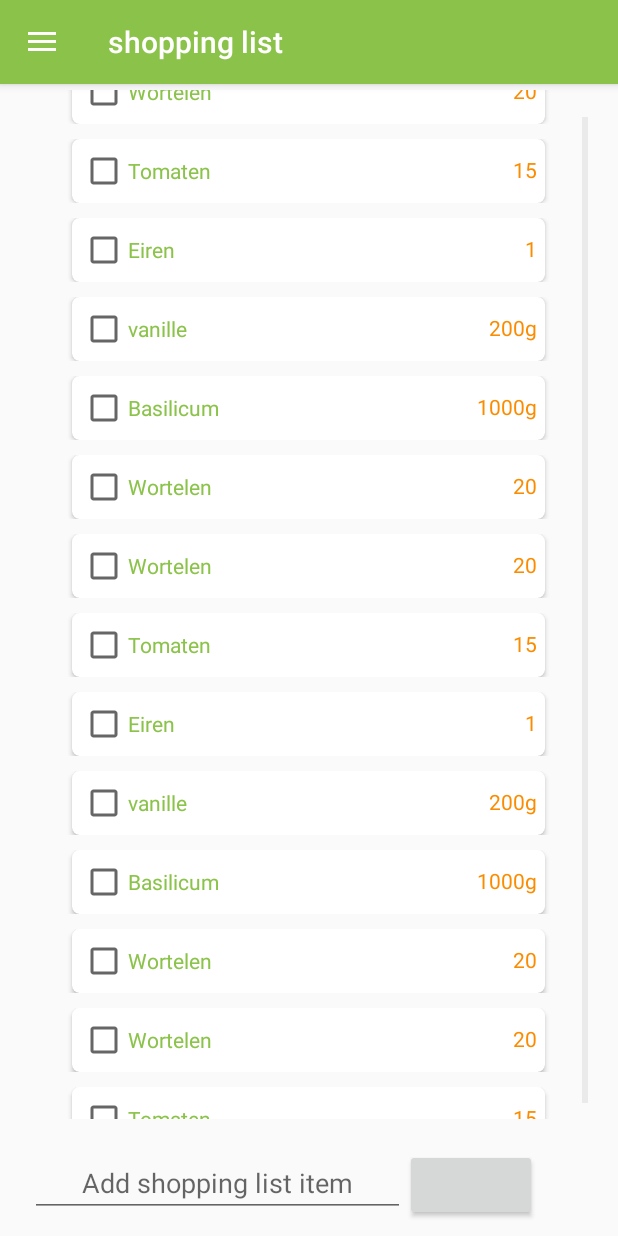
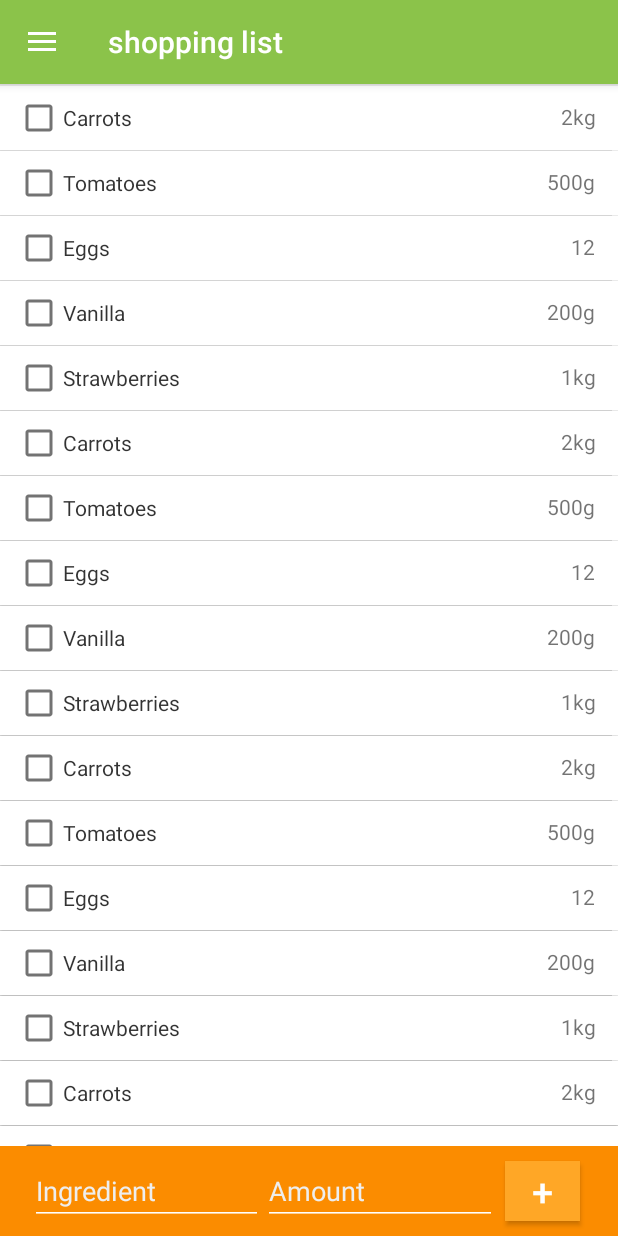
Before and after one commit to YoranRoels/Projecten3_H6, an Android app: the screen it shows after launch (MainActivity), after a tap on "Shopping list", on a phone screen of 412 x 824 dp. Run offline under Robolectric (Android 15) with nearby library versions, the phone set to English and light mode, and no system bars; our stand-ins replace ButterKnife; libraries missing offline, so code that uses them is left out: com.github.brnunes.swipeablerecyclerview; 2 statements that could not run were skipped; 1 other tap on this screen came first.

Commit message:
Design shopping list.

```diff
--- a/Projecten3/EvaAndroid/app/src/main/java/projecten3_h6/evaandroid/Fragments/ShoppinglistFragment.java
+++ b/Projecten3/EvaAndroid/app/src/main/java/projecten3_h6/evaandroid/Fragments/ShoppinglistFragment.java
@@ -25,7 +25,8 @@ import projecten3_h6.evaandroid.R;
 public class ShoppinglistFragment extends Fragment {
 
     @BindView(R.id.shoppingListRecyclerView) RecyclerView mRecyclerView;
-    @BindView(R.id.addShoppingListItemtxt) TextView addShoppingListItemtxt;
+    @BindView(R.id.addShoppingListItemNametxt) TextView addShoppingListItemNametxt;
+    @BindView(R.id.addShoppingListItemAmounttxt) TextView addShoppingListItemAmounttxt;
 
     protected RecyclerView.LayoutManager mLayoutManager;
     ShoppinglistAdapter adapter ;
@@ -92,13 +93,18 @@ public class ShoppinglistFragment extends Fragment {
 
     @OnClick(R.id.addShoppingListItembtn)
     public void addShoppingListItem(){
-        shoppinglist.add(new Ingredient(addShoppingListItemtxt.getText().toString(),"")); //als je het aantal ook apart wil laten tonen hier inserten dan
+        String itemName = addShoppingListItemNametxt.getText().toString();
+        String itemAmount = addShoppingListItemAmounttxt.getText().toString();
+        if(!itemName.trim().equals("")) {
+            shoppinglist.add(new Ingredient(itemName, itemAmount)); //als je het aantal ook apart wil laten tonen hier inserten dan
 
-        // view verversen voor nieuw item te tonen
-        initCard();
+            // view verversen voor nieuw item te tonen
+            initCard();
 
-        Toast.makeText(getActivity(), addShoppingListItemtxt.getText().toString() + " has been added to the list", Toast.LENGTH_LONG).show();
-        addShoppingListItemtxt.setText("");
+            Toast.makeText(getActivity(), itemAmount + " has been added to the list", Toast.LENGTH_LONG).show();
+            addShoppingListItemNametxt.setText("");
+            addShoppingListItemAmounttxt.setText("");
+        }
     }
 
     public void initCard(){
@@ -107,29 +113,25 @@ public class ShoppinglistFragment extends Fragment {
     }
 
     public void initdata(){
-        shoppinglist.add(new Ingredient("Wortelen","20"));
-        shoppinglist.add(new Ingredient("Tomaten","15"));
-        shoppinglist.add(new Ingredient("Eiren","1"));
-        shoppinglist.add(new Ingredient("vanille","200g"));
-        shoppinglist.add(new Ingredient("Basilicum","1000g"));
-        shoppinglist.add(new Ingredient("Wortelen","20"));
-        shoppinglist.add(new Ingredient("Wortelen","20"));
-        shoppinglist.add(new Ingredient("Tomaten","15"));
-        shoppinglist.add(new Ingredient("Eiren","1"));
-        shoppinglist.add(new Ingredient("vanille","200g"));
-        shoppinglist.add(new Ingredient("Basilicum","1000g"));
-        shoppinglist.add(new Ingredient("Wortelen","20"));
-        shoppinglist.add(new Ingredient("Wortelen","20"));
-        shoppinglist.add(new Ingredient("Tomaten","15"));
-        shoppinglist.add(new Ingredient("Eiren","1"));
-        shoppinglist.add(new Ingredient("vanille","200g"));
-        shoppinglist.add(new Ingredient("Basilicum","1000g"));
-        shoppinglist.add(new Ingredient("Wortelen","20"));
-        shoppinglist.add(new Ingredient("Wortelen","20"));
-        shoppinglist.add(new Ingredient("Tomaten","15"));
-        shoppinglist.add(new Ingredient("Eiren","1"));
-        shoppinglist.add(new Ingredient("vanille","200g"));
-        shoppinglist.add(new Ingredient("Basilicum","1000g"));
-        shoppinglist.add(new Ingredient("Wortelen","20"));
+        shoppinglist.add(new Ingredient("Carrots","2kg"));
+        shoppinglist.add(new Ingredient("Tomatoes","500g"));
+        shoppinglist.add(new Ingredient("Eggs","12"));
+        shoppinglist.add(new Ingredient("Vanilla","200g"));
+        shoppinglist.add(new Ingredient("Strawberries","1kg"));
+        shoppinglist.add(new Ingredient("Carrots","2kg"));
+        shoppinglist.add(new Ingredient("Tomatoes","500g"));
+        shoppinglist.add(new Ingredient("Eggs","12"));
+        shoppinglist.add(new Ingredient("Vanilla","200g"));
+        shoppinglist.add(new Ingredient("Strawberries","1kg"));
+        shoppinglist.add(new Ingredient("Carrots","2kg"));
+        shoppinglist.add(new Ingredient("Tomatoes","500g"));
+        shoppinglist.add(new Ingredient("Eggs","12"));
+        shoppinglist.add(new Ingredient("Vanilla","200g"));
+        shoppinglist.add(new Ingredient("Strawberries","1kg"));
+        shoppinglist.add(new Ingredient("Carrots","2kg"));
+        shoppinglist.add(new Ingredient("Tomatoes","500g"));
+        shoppinglist.add(new Ingredient("Eggs","12"));
+        shoppinglist.add(new Ingredient("Vanilla","200g"));
+        shoppinglist.add(new Ingredient("Strawberries","1kg"));
     }
 }
--- a/Projecten3/EvaAndroid/app/src/main/res/color/drawer_item.xml
+++ b/Projecten3/EvaAndroid/app/src/main/res/color/drawer_item.xml
@@ -1,5 +1,5 @@
 <?xml version="1.0" encoding="utf-8"?>
 <selector xmlns:android="http://schemas.android.com/apk/res/android">
-    <item android:color="@color/iconColor" android:state_checked="true" />
-    <item android:color="@color/iconColor" />
+    <item android:color="@color/contentColor" android:state_checked="true" />
+    <item android:color="@color/contentColor" />
 </selector>
--- a/Projecten3/EvaAndroid/app/src/main/res/layout/card_shoppinglist.xml
+++ b/Projecten3/EvaAndroid/app/src/main/res/layout/card_shoppinglist.xml
@@ -4,17 +4,22 @@
     xmlns:card_view="http://schemas.android.com/apk/res-auto"
     android:orientation="vertical" android:layout_width="match_parent"
     android:layout_height="wrap_content"
-    android:gravity="center_horizontal"
-    android:paddingBottom="10dp">
+    android:gravity="center_horizontal">
 
     <android.support.v7.widget.CardView
         android:layout_height="wrap_content"
-        android:layout_width="315dp"
+        android:layout_width="match_parent"
+        android:paddingTop="10dp"
+        card_view:contentPaddingTop="5dp"
+        card_view:contentPaddingBottom="5dp"
+        card_view:contentPaddingLeft="10dp"
+        card_view:contentPaddingRight="15dp"
         android:id="@+id/card_view"
-        card_view:cardCornerRadius="5dp">
+        card_view:cardBackgroundColor="@color/contentColor"
+        card_view:cardCornerRadius="0dp"
+        android:layout_marginBottom="0.25dp">
 
         <LinearLayout
-            android:layout_margin="5dp"
             android:orientation="horizontal"
             android:layout_width="match_parent"
             android:layout_height="match_parent"
@@ -24,20 +29,18 @@
                 android:id="@+id/shoppinglistItemNamecbx"
                 android:layout_width="wrap_content"
                 android:layout_height="wrap_content"
-                android:text="Wortelen"
-                android:textColor="@color/colorPrimary"/>
+                android:textColor="@color/textPrimary"
+                android:theme="@style/checkBoxWhite"/>
 
             <TextView
                 android:paddingTop="5dp"
-                android:paddingLeft="5dp"
                 android:id="@+id/shoppinglistItemCount"
-                android:layout_width="wrap_content"
+                android:layout_width="0dp"
                 android:layout_height="wrap_content"
                 android:layout_weight="1"
                 android:textAlignment="textEnd"
                 android:layout_gravity="end"
-                android:text="500g"
-                android:textColor="@color/colorAccent"/>
+                android:textColor="@color/textSecondary"/>
 
 
         </LinearLayout>
--- a/Projecten3/EvaAndroid/app/src/main/res/layout/fragment_shoppinglist.xml
+++ b/Projecten3/EvaAndroid/app/src/main/res/layout/fragment_shoppinglist.xml
@@ -5,17 +5,16 @@
     android:layout_height="match_parent"
     android:orientation="vertical"
     android:weightSum="1"
-    android:baselineAligned="false">
+    android:baselineAligned="false"
+    android:background="@color/grayBorder">
 
     <LinearLayout
         android:layout_width="match_parent"
         android:layout_height="match_parent"
         android:orientation="vertical"
-        android:layout_marginTop="40dp">
+        android:layout_marginTop="57dp">
 
         <ScrollView
-            android:paddingTop="35dp"
-            android:padding="20dp"
             android:layout_width="match_parent"
             android:layout_height="0dp"
             android:layout_weight="1">
@@ -36,26 +35,43 @@
 
         <LinearLayout
             android:layout_width="match_parent"
-            android:layout_height="wrap_content"
-            android:layout_gravity="center"
+            android:layout_height="60dp"
             android:orientation="horizontal"
+            android:gravity="center"
             android:paddingStart="20dp"
             android:paddingEnd="20dp"
-            android:paddingBottom="10dp">
+            android:background="@color/colorAccent">
 
             <EditText
-                android:id="@+id/addShoppingListItemtxt"
-                android:layout_width="250dp"
+                android:id="@+id/addShoppingListItemNametxt"
+                android:layout_width="0dp"
                 android:layout_height="wrap_content"
-                android:ems="10"
-                android:hint="Add shopping list item"
+                android:layout_weight="1"
                 android:inputType="text"
-                android:textAlignment="center" />
+                android:hint="@string/shoppinglist_ingredient"
+                android:textColor="@color/contentColor"
+                android:textColorHint="@color/hintColor"/>
+
+            <EditText
+                android:id="@+id/addShoppingListItemAmounttxt"
+                android:layout_width="0dp"
+                android:layout_height="wrap_content"
+                android:layout_weight="1"
+                android:inputType="text"
+                android:hint="@string/shoppinglist_amount"
+                android:textColor="@color/contentColor"
+                android:textColorHint="@color/hintColor"/>
 
             <Button
                 android:id="@+id/addShoppingListItembtn"
-                android:layout_width="wrap_content"
-                android:layout_height="wrap_content" />
+                android:text="@string/shoppinglist_add_ingredient"
+                android:textColor="@color/contentColor"
+                android:layout_width="50dp"
+                android:layout_height="40dp"
+                android:layout_marginLeft="5dp"
+                android:layout_marginRight="5dp"
+                android:background="@color/colorAccentLight"
+                android:textSize="25dp"/>
 
         </LinearLayout>
 
--- a/Projecten3/EvaAndroid/app/src/main/res/values/colors.xml
+++ b/Projecten3/EvaAndroid/app/src/main/res/values/colors.xml
@@ -3,6 +3,18 @@
     <color name="colorPrimaryDark">#7CB342</color>
     <color name="colorPrimary">#8BC34A</color>
     <color name="colorPrimaryLight">#9CCC65</color>
+    <color name="colorAccentLight">#FFA726</color>
     <color name="colorAccent">#FB8C00</color>
-    <color name="iconColor">#FFFFFF</color>
+    <color name="colorAccentDark">#EF6C00</color>
+    <color name="contentColor">#FFFFFF</color>
+    <color name="grayDark">#3D3D3D</color>
+    <color name="grayMedium">#6D6D6D</color>
+    <color name="grayLight">#B3B3B3</color>
+    <color name="grayBorder">#ECECEC</color>
+    <color name="textPrimary">#CC000000</color>
+    <color name="textSecondary">#8C000000</color>
+    <color name="textHint">#66000000</color>
+
+    <!-- EditText Colors -->
+    <color name="hintColor">#EEEEEE</color>
 </resources>
--- a/Projecten3/EvaAndroid/app/src/main/res/values/strings.xml
+++ b/Projecten3/EvaAndroid/app/src/main/res/values/strings.xml
@@ -5,12 +5,19 @@
     <string name="navigation_drawer_close">Close navigation drawer</string>
 
     <string name="action_settings">Settings</string>
+
+    <!-- Drawer Strings -->
     <string name="navigation_drawer_header_top">Tuesday, 4 July</string>
     <string name="navigation_drawer_header_bottom">Started on Wednesday, 28 June</string>
-
     <string name="navigation_drawer_item1">Progress</string>
     <string name="navigation_drawer_item2">Today</string>
     <string name="navigation_drawer_item3">Shopping list</string>
     <string name="navigation_drawer_item4">Achievements</string>
 
+    <!-- Shopping List Strings -->
+    <string name="shoppinglist_ingredient">Ingredient</string>
+    <string name="shoppinglist_amount">Amount</string>
+    <string name="shoppinglist_add_ingredient">+</string>
+
+
 </resources>
--- a/Projecten3/EvaAndroid/app/src/main/res/values/styles.xml
+++ b/Projecten3/EvaAndroid/app/src/main/res/values/styles.xml
@@ -6,8 +6,9 @@
         <item name="colorPrimary">@color/colorPrimary</item>
         <item name="colorPrimaryDark">@color/colorPrimaryDark</item>
         <item name="colorAccent">@color/colorAccent</item>
+        <item name="colorControlNormal">@color/contentColor</item>
+        <item name="colorControlActivated">@color/contentColor</item>
     </style>
-
     <style name="AppTheme.NoActionBar">
         <item name="windowActionBar">false</item>
         <item name="windowNoTitle">true</item>
@@ -17,4 +18,10 @@
 
     <style name="AppTheme.PopupOverlay" parent="ThemeOverlay.AppCompat.Light" />
 
+    <!-- Checkbox white theme -->
+    <style name="checkBoxWhite" parent="Base.Theme.AppCompat">
+        <item name="colorAccent">@color/colorPrimary</item>
+        <item name="android:textColorSecondary">@color/textSecondary</item>
+    </style>
+
 </resources>
```
